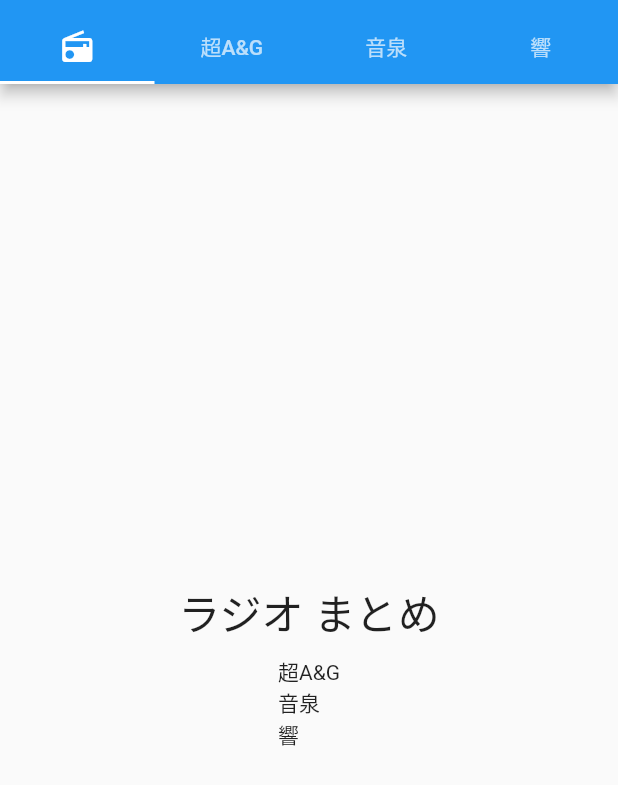
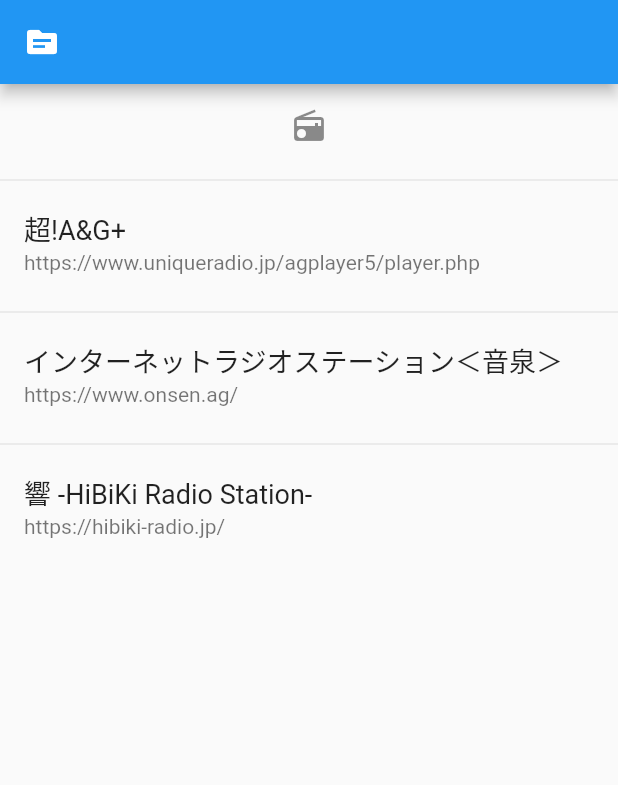
Before and after one commit to shichi18/multi_radio_app, a Flutter app: the screen it shows after launch, on a phone screen of 412 x 824 dp. Shown: the top 785 px of the screen. Run offline on Flutter 3.47's test engine with Material 2 defaults, Android fonts, the phone set to English and light mode, and no system bars; our stand-ins replace webview_flutter.

Commit message:
[add] ページ遷移の方法に変更

```diff
--- a/lib/main.dart
+++ b/lib/main.dart
@@ -1,23 +1,26 @@
 import 'dart:io';
 
 import 'package:flutter/material.dart';
+import 'package:multi_radio_app/webview_page.dart';
 import 'package:webview_flutter/webview_flutter.dart';
+
+import 'radio_data.dart';
 
 void main() {
   runApp(MyApp());
 }
 
 class MyApp extends StatelessWidget {
-  // This widget is the root of your application.
   @override
   Widget build(BuildContext context) {
     return MaterialApp(
-        title: 'Flutter Demo',
+      title: 'Radio App',
       theme: ThemeData(
         primarySwatch: Colors.blue,
         visualDensity: VisualDensity.adaptivePlatformDensity,
       ),
-        home: WebViewPage());
+      home: WebViewPage(),
+    );
   }
 }
 
@@ -27,70 +30,37 @@ class WebViewPage extends StatelessWidget {
     if (Platform.isAndroid) WebView.platform = SurfaceAndroidWebView();
 
     return MaterialApp(
-      home: DefaultTabController(
-        length: 4,
-        child: Scaffold(
+      home: Scaffold(
         appBar: AppBar(
-            flexibleSpace: Column(
-              mainAxisAlignment: MainAxisAlignment.end,
+          title: Icon(Icons.topic),
+        ),
+        body: Column(
           children: [
-                TabBar(
-                  tabs: [
-                    Tab(icon: Icon(Icons.radio)),
-                    Tab(
-                      text: '超A&G',
+            ListTile(
+              title: Icon(Icons.radio),
             ),
-                    Tab(
-                      text: '音泉',
+            Divider(),
+            Expanded(
+              child: ListView.separated(
+                itemBuilder: (BuildContext context, int index) {
+                  return ListTile(
+                    title: Text(radioDataList[index].title, style: TextStyle(fontSize: 18)),
+                    subtitle: Text(radioDataList[index].url),
+                    onTap: () {
+                      Navigator.push(
+                        context,
+                        MaterialPageRoute(builder: (context) => WebViewPages(radioData: radioDataList[index])),
+                      );
+                    },
+                  );
+                },
+                separatorBuilder: (BuildContext context, int index) {
+                  return Divider();
+                },
+                itemCount: radioDataList.length,
               ),
-                    Tab(
-                      text: '響',
             ),
           ],
-                ),
-              ],
-            ),
-          ),
-          body: TabBarView(
-            children: [
-              Center(
-                child: Column(
-                  mainAxisSize: MainAxisSize.min,
-                  children: [
-                    Padding(
-                      padding: const EdgeInsets.all(8.0),
-                      child: Text(
-                        'ラジオ まとめ',
-                        style: TextStyle(fontSize: 28),
-                      ),
-                    ),
-                    Column(
-                      mainAxisSize: MainAxisSize.min,
-                      crossAxisAlignment: CrossAxisAlignment.start,
-                      children: [
-                        Text('超A&G'),
-                        Text('音泉'),
-                        Text('響'),
-                      ],
-                    ),
-
-                  ],
-                ),
-              ),
-              WebView(
-                initialUrl: 'https://www.uniqueradio.jp/agplayer5/player.php',
-                javascriptMode: JavascriptMode.unrestricted,
-              ),
-              WebView(
-                initialUrl: 'https://www.onsen.ag/',
-                javascriptMode: JavascriptMode.unrestricted,
-              ),
-              WebView(
-                initialUrl: 'https://hibiki-radio.jp/',
-                javascriptMode: JavascriptMode.unrestricted,
-              ),
-            ],
-          ),
         ),
       ),
     );
--- /dev/null
+++ b/lib/radio_data.dart
@@ -0,0 +1,15 @@
+final radioDataList = [
+  RadioData('超!A&G+', 'https://www.uniqueradio.jp/agplayer5/player.php'),
+  RadioData('インターネットラジオステーション＜音泉＞', 'https://www.onsen.ag/'),
+  RadioData('響 -HiBiKi Radio Station-', 'https://hibiki-radio.jp/'),
+];
+
+class RadioData {
+  final String title;
+  final String url;
+
+  const RadioData(
+    this.title,
+    this.url,
+  );
+}
--- /dev/null
+++ b/lib/webview_page.dart
@@ -0,0 +1,27 @@
+import 'package:flutter/cupertino.dart';
+import 'package:flutter/material.dart';
+import 'package:webview_flutter/webview_flutter.dart';
+
+import 'radio_data.dart';
+
+class WebViewPages extends StatelessWidget {
+  const WebViewPages({
+    Key? key,
+    required this.radioData,
+  }) : super(key: key);
+
+  final RadioData radioData;
+
+  @override
+  Widget build(BuildContext context) {
+    return Scaffold(
+      appBar: AppBar(
+        title: Text(radioData.title),
+      ),
+      body: WebView(
+        initialUrl: radioData.url,
+        javascriptMode: JavascriptMode.unrestricted,
+      ),
+    );
+  }
+}
--- a/pubspec.yaml
+++ b/pubspec.yaml
@@ -1,5 +1,5 @@
 name: multi_radio_app
-description: A new Flutter application.
+description: A radio app with a collection of voice actor radios.
 
 version: 1.0.0+1
 
@@ -10,8 +10,8 @@ dependencies:
   flutter:
     sdk: flutter
 
-  cupertino_icons: ^1.0.2
-  webview_flutter: ^2.0.2 #https://pub.dev/packages/webview_flutter
+  cupertino_icons: ^1.0.3 #https://pub.dev/packages/cupertino_icons
+  webview_flutter: ^2.0.8 #https://pub.dev/packages/webview_flutter
 
 dev_dependencies:
   flutter_test:
```
Lines whose indentation alone changed are shown as unchanged.
